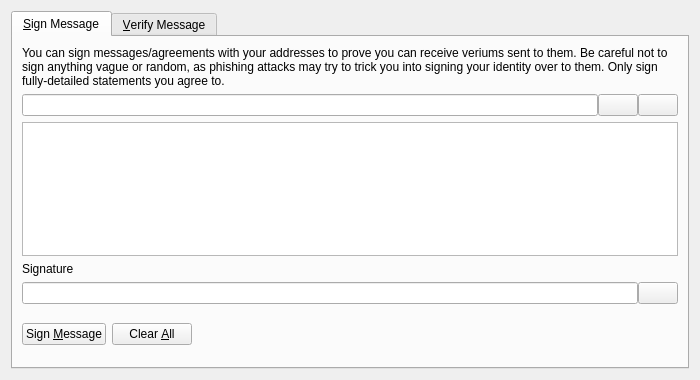
Before: the Qt Designer form src/qt/forms/signverifymessagedialog.ui in VeriConomy/vericoin, drawn with Qt 5.
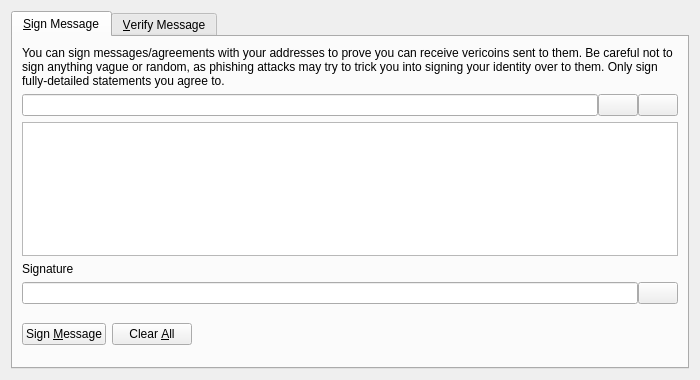
After: the same form once the commit is applied. Icons and pictures are not drawn. Custom widgets are drawn as their Qt base class.

Commit message: Renaming Verium to Vericoin

The edit to the form file:
```diff
--- a/src/qt/forms/signverifymessagedialog.ui
+++ b/src/qt/forms/signverifymessagedialog.ui
@@ -30,7 +30,7 @@
        <item>
         <widget class="QLabel" name="infoLabel_SM">
          <property name="text">
-          <string>You can sign messages/agreements with your addresses to prove you can receive veriums sent to them. Be careful not to sign anything vague or random, as phishing attacks may try to trick you into signing your identity over to them. Only sign fully-detailed statements you agree to.</string>
+          <string>You can sign messages/agreements with your addresses to prove you can receive vericoins sent to them. Be careful not to sign anything vague or random, as phishing attacks may try to trick you into signing your identity over to them. Only sign fully-detailed statements you agree to.</string>
          </property>
          <property name="textFormat">
           <enum>Qt::PlainText</enum>
```
Left out of the diff: 8 changed lines with no effect on the pictures. The commit also changes 251 other files.
